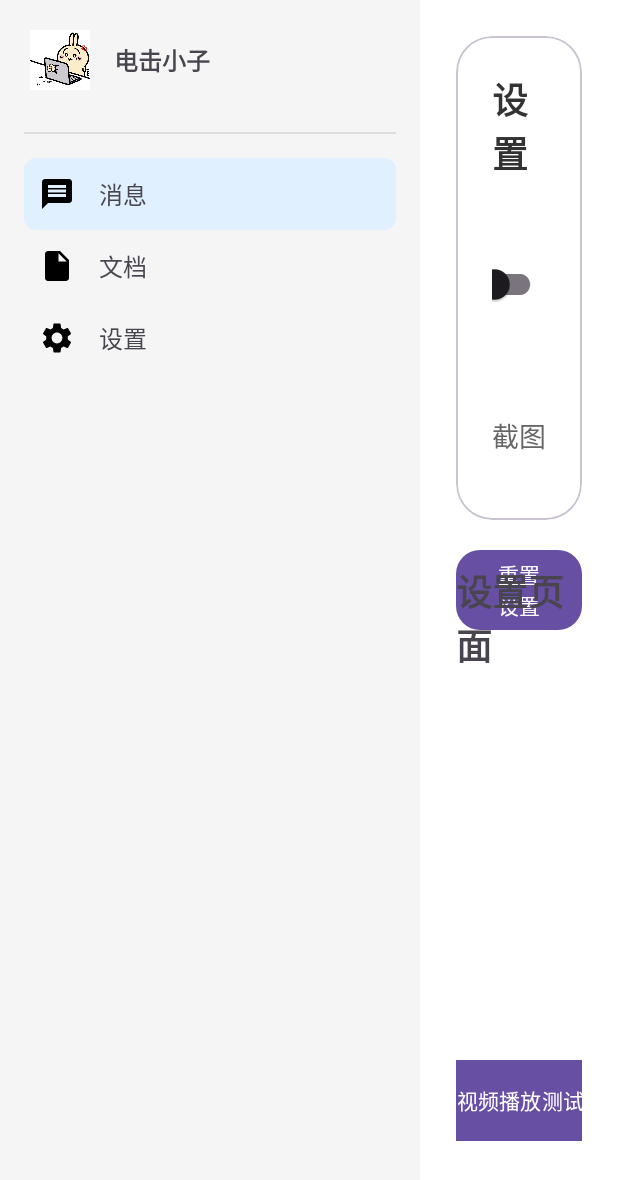
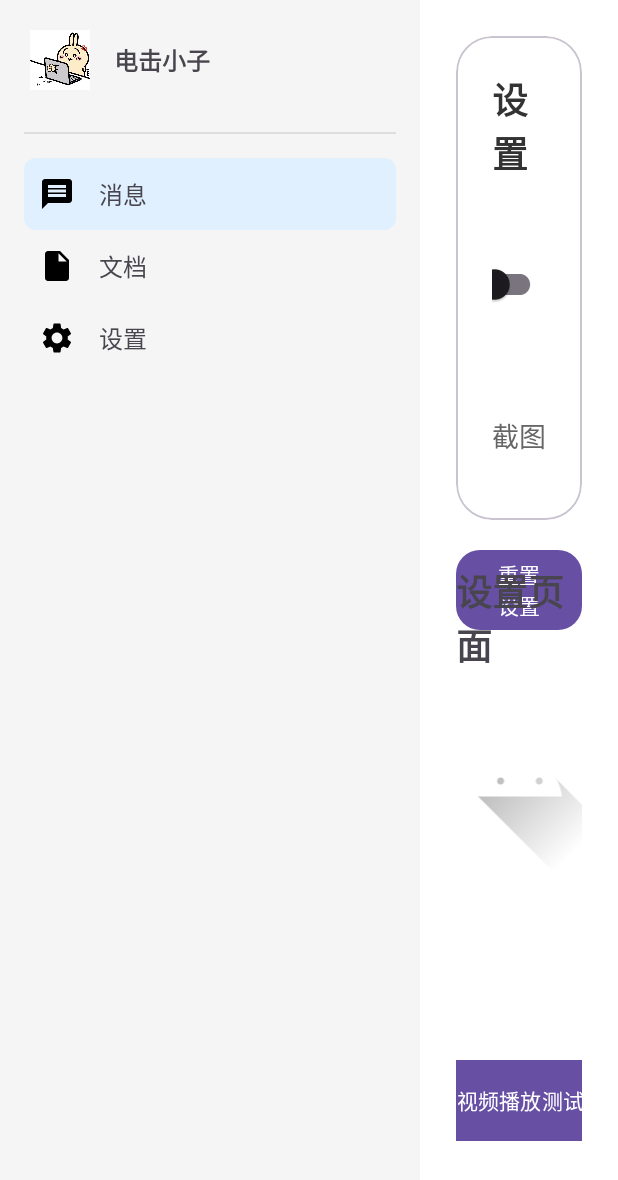
Before and after one commit to Ochiteiku/LightSnap-HDU, an Android app: the fragment SettingsFragment placed in its activity, on a phone screen of 412 x 824 dp. Shown: the top 1180 px of the screen. Run offline under Robolectric (Android 15) with nearby library versions, the phone set to English and light mode, and no system bars.

```diff
--- a/app/src/main/java/com/electroboys/lightsnap/ui/main/fragment/SettingsFragment.kt
+++ b/app/src/main/java/com/electroboys/lightsnap/ui/main/fragment/SettingsFragment.kt
@@ -10,7 +10,10 @@ import android.view.LayoutInflater
 import android.view.View
 import android.view.ViewGroup
 import android.widget.Button
+import android.widget.ImageView
 import android.widget.TextView
+import androidx.appcompat.app.AppCompatActivity
+import com.electroboys.lightsnap.ui.main.activity.ScreenshotActivity
 import com.electroboys.lightsnap.ui.main.activity.VideoPlayActivity
 import com.electroboys.lightsnap.utils.KeyEventUtil
 import com.google.android.material.bottomsheet.BottomSheetDialog
@@ -53,14 +56,16 @@ class SettingsFragment : Fragment(R.layout.fragment_settings){
 
     private fun setupUI() {
         switchScreenshot.setOnCheckedChangeListener { _, isChecked ->
-            val sharedPreferences = requireActivity().getSharedPreferences("settings", Context.MODE_PRIVATE)
+            val sharedPreferences =
+                requireActivity().getSharedPreferences("settings", Context.MODE_PRIVATE)
             val editor = sharedPreferences.edit()
             editor.putBoolean("screenshot_enabled", isChecked)
             editor.apply()
         }
 
         buttonReset.setOnClickListener {
-            val sharedPreferences = requireActivity().getSharedPreferences("settings", Context.MODE_PRIVATE)
+            val sharedPreferences =
+                requireActivity().getSharedPreferences("settings", Context.MODE_PRIVATE)
             val editor = sharedPreferences.edit()
             editor.putBoolean("screenshot_enabled", false)
             editor.apply()
@@ -75,7 +80,8 @@ class SettingsFragment : Fragment(R.layout.fragment_settings){
         }
 
         // 每次界面显示时，读取保存的快捷键
-        val sharedPreferences = requireActivity().getSharedPreferences("settings", Context.MODE_PRIVATE)
+        val sharedPreferences =
+            requireActivity().getSharedPreferences("settings", Context.MODE_PRIVATE)
         val savedShortcut = sharedPreferences.getString("screenshot_shortcut", "未设置")
 
         shortcutKeyDisplay.text = savedShortcut ?: "未设置"
@@ -84,6 +90,23 @@ class SettingsFragment : Fragment(R.layout.fragment_settings){
         shortcutKeyContainer.setOnClickListener {
             setupShortcutKey()
         }
+
+        // 截图测试按钮逻辑
+        val screenshotTestImageView = view?.findViewById<ImageView>(R.id.screenshot_test)
+
+        val activity = requireActivity() as AppCompatActivity
+        val screenshotHelper = ScreenshotActivity(activity)
+
+        view?.findViewById<Button>(R.id.btnCapture)?.setOnClickListener {
+            screenshotHelper.enableBoxSelectOnce { bitmap ->
+                if (bitmap != null) {
+                    screenshotTestImageView?.setImageBitmap(bitmap)
+                } else {
+                    screenshotTestImageView?.setImageResource(R.drawable.ic_launcher_foreground)
+                }
+            }
+        }
+
     }
 
     private fun setupShortcutKey() {
--- a/app/src/main/res/layout/fragment_settings.xml
+++ b/app/src/main/res/layout/fragment_settings.xml
@@ -1,23 +1,22 @@
 <?xml version="1.0" encoding="utf-8"?>
-<androidx.constraintlayout.widget.ConstraintLayout
-    xmlns:android="http://schemas.android.com/apk/res/android"
+<androidx.constraintlayout.widget.ConstraintLayout xmlns:android="http://schemas.android.com/apk/res/android"
     xmlns:app="http://schemas.android.com/apk/res-auto"
     xmlns:tools="http://schemas.android.com/tools"
     android:layout_width="match_parent"
     android:layout_height="match_parent"
-    android:padding="24dp"
-    android:background="#FFFFFF">
+    android:background="#FFFFFF"
+    android:padding="24dp">
 
     <com.google.android.material.card.MaterialCardView
         android:id="@+id/card_settings"
         android:layout_width="0dp"
         android:layout_height="wrap_content"
         android:layout_marginBottom="24dp"
+        app:cardBackgroundColor="@android:color/white"
         app:cardCornerRadius="24dp"
-        app:cardBackgroundColor="@android:color/white"
-        app:layout_constraintTop_toTopOf="parent"
+        app:layout_constraintEnd_toEndOf="parent"
         app:layout_constraintStart_toStartOf="parent"
-        app:layout_constraintEnd_toEndOf="parent">
+        app:layout_constraintTop_toTopOf="parent">
 
         <LinearLayout
             android:layout_width="match_parent"
@@ -30,46 +29,46 @@
                 android:layout_width="wrap_content"
                 android:layout_height="wrap_content"
                 android:text="设置"
+                android:textColor="#333333"
                 android:textSize="24sp"
-                android:textStyle="bold"
-                android:textColor="#333333"/>
+                android:textStyle="bold" />
 
             <com.google.android.material.switchmaterial.SwitchMaterial
                 android:id="@+id/switch_screenshot"
                 android:layout_width="match_parent"
                 android:layout_height="wrap_content"
+                android:layout_marginTop="16dp"
                 android:text="启用灵截"
-                android:textSize="18sp"
-                android:layout_marginTop="16dp"
-                android:textColor="#666666"/>
+                android:textColor="#666666"
+                android:textSize="18sp" />
 
             <LinearLayout
                 android:id="@+id/shortcutKeyContainer"
                 android:layout_width="match_parent"
                 android:layout_height="wrap_content"
-                android:orientation="horizontal"
-                android:gravity="center_vertical"
                 android:layout_marginTop="16dp"
-                android:paddingVertical="8dp"
+                android:background="?android:attr/selectableItemBackground"
                 android:clickable="true"
                 android:focusable="true"
-                android:background="?android:attr/selectableItemBackground">
+                android:gravity="center_vertical"
+                android:orientation="horizontal"
+                android:paddingVertical="8dp">
 
                 <TextView
                     android:layout_width="0dp"
                     android:layout_height="wrap_content"
                     android:layout_weight="1"
                     android:text="截图快捷键"
-                    android:textSize="18sp"
-                    android:textColor="#666666" />
+                    android:textColor="#666666"
+                    android:textSize="18sp" />
 
                 <TextView
                     android:id="@+id/shortcutKeyDisplay"
                     android:layout_width="wrap_content"
                     android:layout_height="wrap_content"
                     android:text="未设置"
+                    android:textColor="#222222"
                     android:textSize="16sp"
-                    android:textColor="#222222"
                     android:textStyle="bold" />
             </LinearLayout>
 
@@ -81,13 +80,13 @@
         android:id="@+id/button_reset"
         android:layout_width="0dp"
         android:layout_height="wrap_content"
+        android:layout_marginTop="16dp"
         android:text="重置设置"
-        android:layout_marginTop="16dp"
         android:textColor="@android:color/white"
         app:cornerRadius="16dp"
-        app:layout_constraintTop_toBottomOf="@id/card_settings"
+        app:layout_constraintEnd_toEndOf="parent"
         app:layout_constraintStart_toStartOf="parent"
-        app:layout_constraintEnd_toEndOf="parent" />
+        app:layout_constraintTop_toBottomOf="@id/card_settings" />
 
 
     <com.google.android.material.button.MaterialButton
@@ -103,6 +102,7 @@
         app:layout_constraintTop_toBottomOf="@id/card_settings" />
 
     <TextView
+        android:id="@+id/textView"
         android:layout_width="wrap_content"
         android:layout_height="wrap_content"
         android:layout_gravity="center"
@@ -114,4 +114,30 @@
         app:layout_constraintStart_toStartOf="parent"
         app:layout_constraintTop_toTopOf="parent" />
 
+    <!--测试截图-->
+    <ImageView
+        android:id="@+id/screenshot_test"
+        android:layout_width="261dp"
+        android:layout_height="131dp"
+        android:layout_gravity="center"
+        android:src="@drawable/ic_launcher_foreground"
+        app:layout_constraintBottom_toBottomOf="parent"
+        app:layout_constraintEnd_toEndOf="parent"
+        app:layout_constraintStart_toStartOf="parent"
+        app:layout_constraintTop_toTopOf="parent"
+        app:layout_constraintVertical_bias="0.666" />
+
+    <Button
+        android:id="@+id/btnCapture"
+        android:layout_width="wrap_content"
+        android:layout_height="wrap_content"
+        android:layout_marginStart="154dp"
+        android:layout_marginTop="512dp"
+        android:layout_marginEnd="128dp"
+        android:layout_marginBottom="147dp"
+        android:text="截图测试"
+        app:layout_constraintBottom_toBottomOf="parent"
+        app:layout_constraintEnd_toEndOf="parent"
+        app:layout_constraintStart_toStartOf="parent"
+        app:layout_constraintTop_toTopOf="parent" />
 </androidx.constraintlayout.widget.ConstraintLayout>
```
Also changed, not shown: app/src/main/java/com/electroboys/lightsnap/ui/main/activity/ScreenshotActivity.kt (added, +73 -0 lines).
